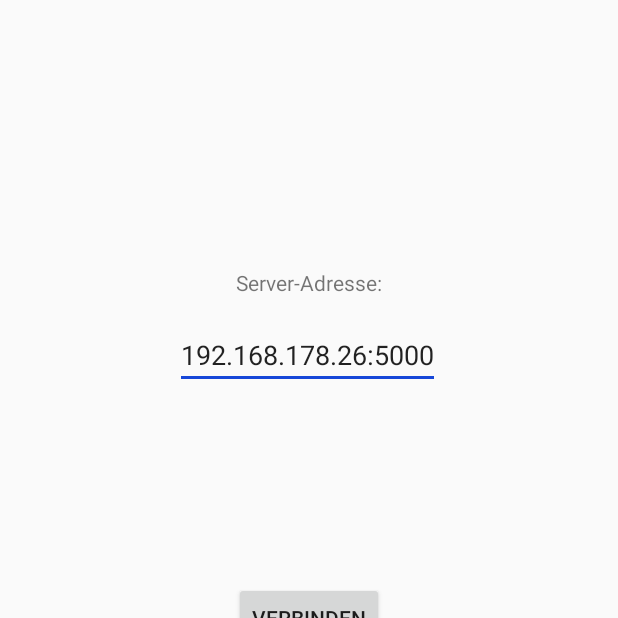
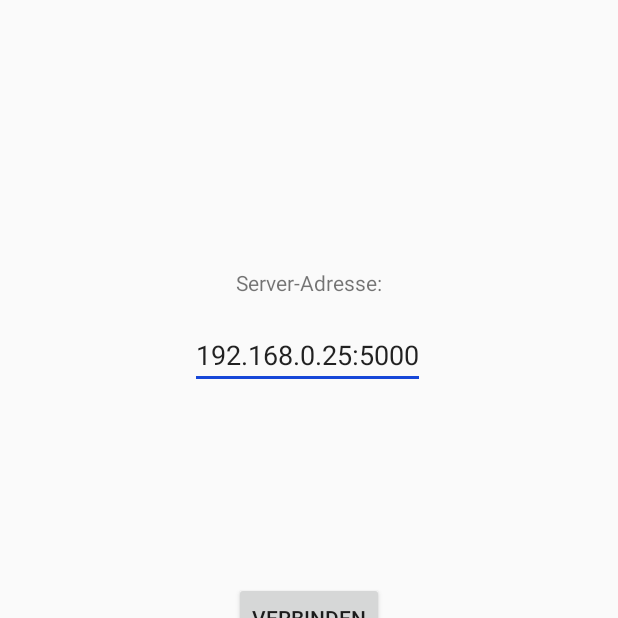
Before and after one commit to EiS94/Bewaesserungsanlage, an Android app: the screen it shows after launch (Login), after a tap on "VERBINDEN", on a phone screen of 412 x 824 dp, the top half of it. Run offline under Robolectric (Android 15) with nearby library versions, the phone set to English and light mode, and no system bars; pictures from the network do not load.

Commit message:
Updated IP-Adress and did some code convention improvements

```diff
--- a/AndroidApp/WaterTrial/app/src/main/java/com/schaubeck/watertrial/Login.java
+++ b/AndroidApp/WaterTrial/app/src/main/java/com/schaubeck/watertrial/Login.java
@@ -1,5 +1,6 @@
 package com.schaubeck.watertrial;
 
+import android.annotation.SuppressLint;
 import android.content.Intent;
 import android.os.AsyncTask;
 import android.os.Bundle;
@@ -26,15 +27,12 @@ import java.util.concurrent.TimeoutException;
 
 public class Login extends AppCompatActivity {
 
-    //UI Element
-    private TextView textTitle, textPassword, textServerAddress;
     private EditText serverAddress, password;
-    private Button connect;
     //private ImageView gifLoad;
     private ProgressBar progressBar;
 
     //Variables
-    public static String ipAdress = "192.168.178.25";
+    public static String ipAdress = "192.168.0.25";
     public static int port = 5000;
     public static String CMD = "0";
     public static boolean valveStatus;
@@ -45,12 +43,13 @@ public class Login extends AppCompatActivity {
         super.onCreate(savedInstanceState);
         setContentView(R.layout.activity_login);
 
-        textTitle = (TextView) findViewById(R.id.textTitle);
-        textPassword = (TextView) findViewById(R.id.textPassword);
-        textServerAddress = (TextView) findViewById(R.id.textServerAddress);
+        //UI Element
+        TextView textTitle = (TextView) findViewById(R.id.textTitle);
+        TextView textPassword = (TextView) findViewById(R.id.textPassword);
+        TextView textServerAddress = (TextView) findViewById(R.id.textServerAddress);
         serverAddress = (EditText) findViewById(R.id.serverAddress);
         password = (EditText) findViewById(R.id.password);
-        connect = (Button) findViewById(R.id.btnConnect);
+        Button connect = (Button) findViewById(R.id.btnConnect);
         //gifLoad = (ImageView) findViewById(R.id.gifLoad);
         progressBar = (ProgressBar) findViewById(R.id.progressBar);
 
@@ -84,7 +83,7 @@ public class Login extends AppCompatActivity {
         port = Integer.parseInt(split[1]);
     }
 
-    public class Socket_AsyncTask extends AsyncTask<Void, Void, Void> {
+    public static class Socket_AsyncTask extends AsyncTask<Void, Void, Void> {
 
         Socket socket;
 
@@ -97,8 +96,6 @@ public class Login extends AppCompatActivity {
                 dataOutputStream.writeBytes(CMD);
                 dataOutputStream.close();
                 socket.close();
-            } catch (UnknownHostException e) {
-                e.printStackTrace();
             } catch (IOException e) {
                 e.printStackTrace();
             }
@@ -106,6 +103,7 @@ public class Login extends AppCompatActivity {
         }
     }
 
+    @SuppressLint("StaticFieldLeak")
     private class GetJSONTask extends AsyncTask<String, Void, String> {
 
         @Override
@@ -142,11 +140,7 @@ public class Login extends AppCompatActivity {
                     e.printStackTrace();
                 }
                 super.onPostExecute(result);
-            } catch (JSONException e) {
-                Toast.makeText(getApplicationContext(), "Verbindung zum Server nicht möglich", Toast.LENGTH_SHORT).show();
-                //gifLoad.setVisibility(View.GONE);
-                progressBar.setVisibility(View.INVISIBLE);
-            } catch (NullPointerException e) {
+            } catch (JSONException | NullPointerException e) {
                 Toast.makeText(getApplicationContext(), "Verbindung zum Server nicht möglich", Toast.LENGTH_SHORT).show();
                 //gifLoad.setVisibility(View.GONE);
                 progressBar.setVisibility(View.INVISIBLE);
@@ -162,6 +156,7 @@ public class Login extends AppCompatActivity {
         }
     }
 
+    @SuppressLint("StaticFieldLeak")
     private class GetPlantNames extends AsyncTask<String, Void, String> {
 
         JSONArray helper;
@@ -183,11 +178,7 @@ public class Login extends AppCompatActivity {
                 helper = new JSONArray(result);
                 handlePostExecute();
                 super.onPostExecute(result);
-            } catch (JSONException e) {
-                Toast.makeText(getApplicationContext(), "Verbindung zum Server nicht möglich", Toast.LENGTH_SHORT).show();
-                //gifLoad.setVisibility(View.GONE);
-                progressBar.setVisibility(View.INVISIBLE);
-            } catch (NullPointerException e) {
+            } catch (JSONException | NullPointerException e) {
                 Toast.makeText(getApplicationContext(), "Verbindung zum Server nicht möglich", Toast.LENGTH_SHORT).show();
                 //gifLoad.setVisibility(View.GONE);
                 progressBar.setVisibility(View.INVISIBLE);
--- a/AndroidApp/WaterTrial/app/src/main/res/layout/activity_login.xml
+++ b/AndroidApp/WaterTrial/app/src/main/res/layout/activity_login.xml
@@ -37,7 +37,7 @@
         android:layout_width="wrap_content"
         android:layout_height="wrap_content"
         android:layout_marginBottom="24dp"
-        android:text="192.168.178.26:5000"
+        android:text="192.168.0.25:5000"
         app:layout_constraintBottom_toTopOf="@+id/textPassword"
         app:layout_constraintEnd_toEndOf="parent"
         app:layout_constraintHorizontal_bias="0.497"
```
